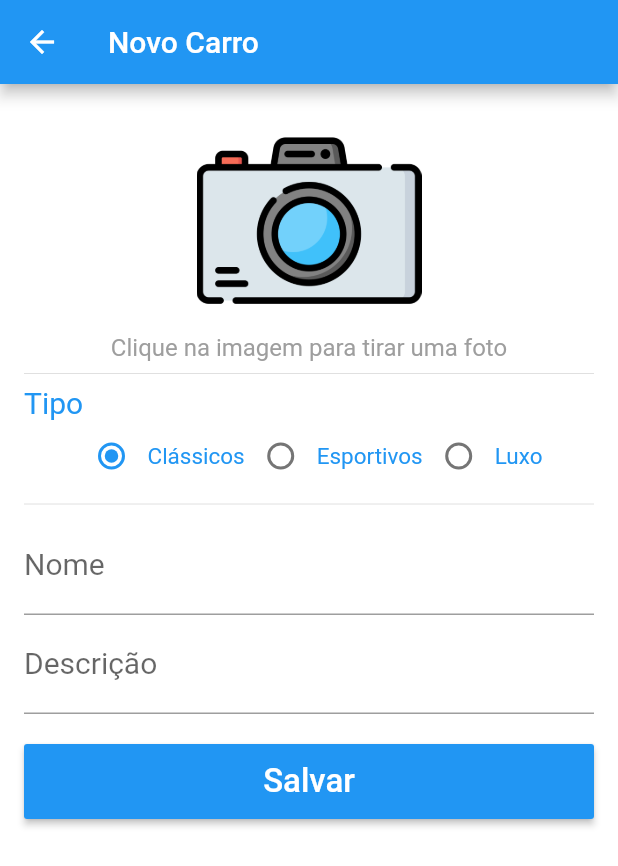
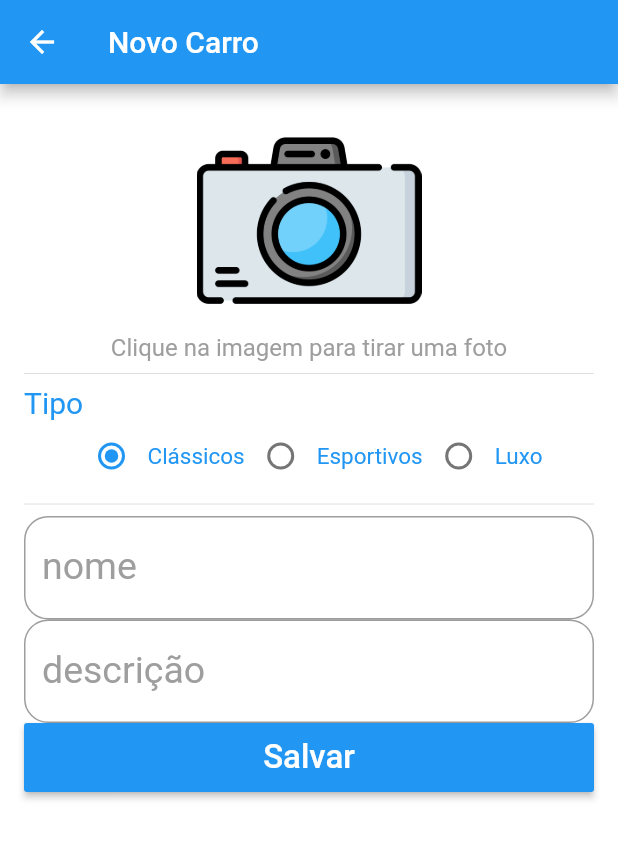
Before and after one commit to DiegoAlmeidaProject/carros, a Flutter app: the CarroFormPage screen opened directly, on a phone screen of 412 x 824 dp. Shown: the top 866 px of the screen. Run offline on Flutter 3.47's test engine with Material 2 defaults, Android fonts, the phone set to English and light mode, and no system bars; our stand-ins replace cached_network_image, connectivity, shared_preferences, sqflite; accounts and stored records are empty.

Commit message:
Refactor - AppText e AppButton

```diff
--- a/lib/pages/carros/carro_form_page.dart
+++ b/lib/pages/carros/carro_form_page.dart
@@ -1,5 +1,7 @@
 import 'package:cached_network_image/cached_network_image.dart';
 import 'package:carros/pages/carros/carro.dart';
+import 'package:carros/widgets/app_button.dart';
+import 'package:carros/widgets/app_text.dart';
 import 'package:flutter/cupertino.dart';
 import 'package:flutter/material.dart';
 
@@ -85,47 +87,25 @@ class _CarroFormPageState extends State<CarroFormPage> {
           ),
           _radioTipo(),
           Divider(),
-          TextFormField(
+          AppText(
+            "nome",
+            "",
             controller: tNome,
             keyboardType: TextInputType.text,
             validator: _validateNome,
-            style: TextStyle(color: Colors.blue, fontSize: 20),
-            decoration: new InputDecoration(
-              hintText: '',
-              labelText: 'Nome',
-            ),
           ),
-          TextFormField(
+          AppText(
+            "descrição",
+            "",
             controller: tDesc,
             keyboardType: TextInputType.text,
-            style: TextStyle(
-              color: Colors.blue,
-              fontSize: 20,
-            ),
-            decoration: new InputDecoration(
-              hintText: '',
-              labelText: 'Descrição',
-            ),
+            validator: _validateNome,
           ),
-          Container(
-            height: 50,
-            margin: new EdgeInsets.only(top: 20.0),
-            child: RaisedButton(
-              color: Colors.blue,
-              child: _showProgress
-                  ? CircularProgressIndicator(
-                valueColor: AlwaysStoppedAnimation<Color>(Colors.white),
-              )
-                  : Text(
-                "Salvar",
-                style: new TextStyle(
-                  color: Colors.white,
-                  fontSize: 22,
-                ),
-              ),
+          AppButton(
+              "Salvar",
               onPressed: _onClickSalvar,
-            ),
-          )
+            showProgress: _showProgress,
+          ),
         ],
       ),
     );
@@ -134,12 +114,12 @@ class _CarroFormPageState extends State<CarroFormPage> {
   _headerFoto() {
     return carro != null
         ? CachedNetworkImage(
-      imageUrl: carro.urlFoto,
-    )
+            imageUrl: carro.urlFoto,
+          )
         : Image.asset(
-      "assets/images/camera.png",
-      height: 150,
-    );
+            "assets/images/camera.png",
+            height: 150,
+          );
   }
 
   _radioTipo() {
```
